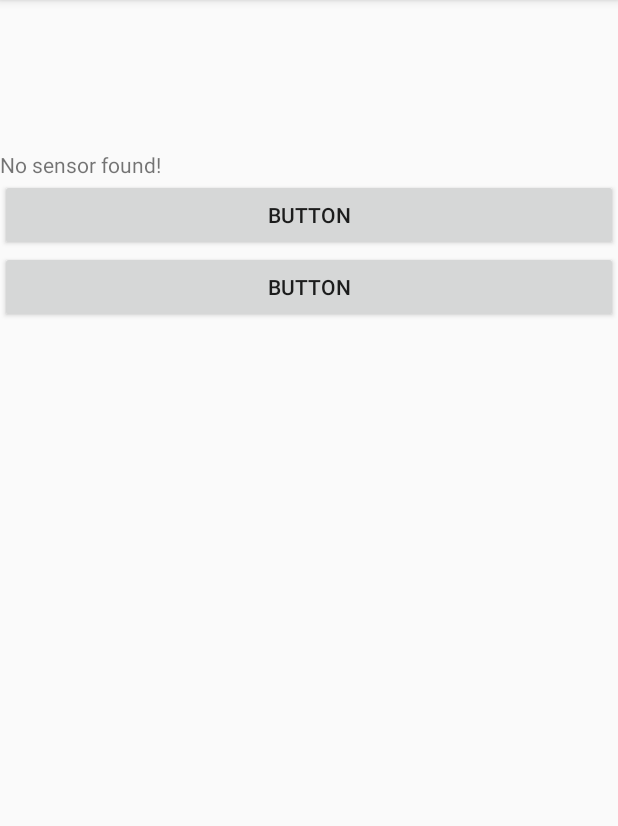
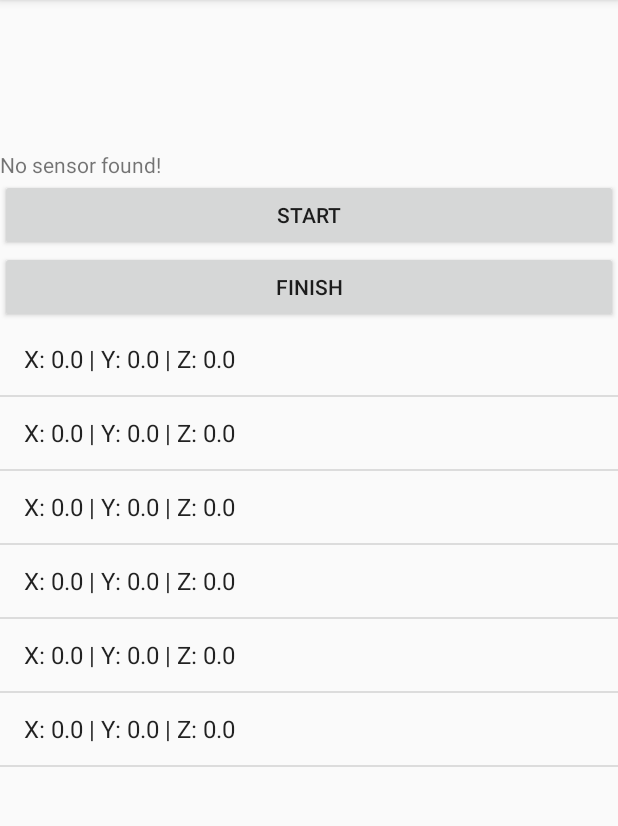
Before and after one commit to gedomazzo/DavidAlfa, an Android app: the SensorActivity screen opened directly, with no data from a screen before it, in the options menu, after a tap on "Graph", on a phone screen of 412 x 824 dp, the part 84-910 px from its top. Run offline under Robolectric (Android 15) with nearby library versions, the phone set to English and light mode, and no system bars.

```diff
--- a/app/src/main/res/layout/activity_sensor.xml
+++ b/app/src/main/res/layout/activity_sensor.xml
@@ -22,14 +22,14 @@
         android:layout_width="match_parent"
         android:layout_height="wrap_content"
         android:onClick="Start"
-        android:text="Button" />
+        android:text="start" />
 
     <Button
         android:id="@+id/finish"
         android:layout_width="match_parent"
         android:layout_height="wrap_content"
         android:onClick="Finish"
-        android:text="Button" />
+        android:text="finish" />
 
     <ListView
         android:id="@+id/data"
```
Also changed, not shown: app/src/main/java/com/example/davidalfa/BrodcasterActivity.java (+10 -7 lines).
